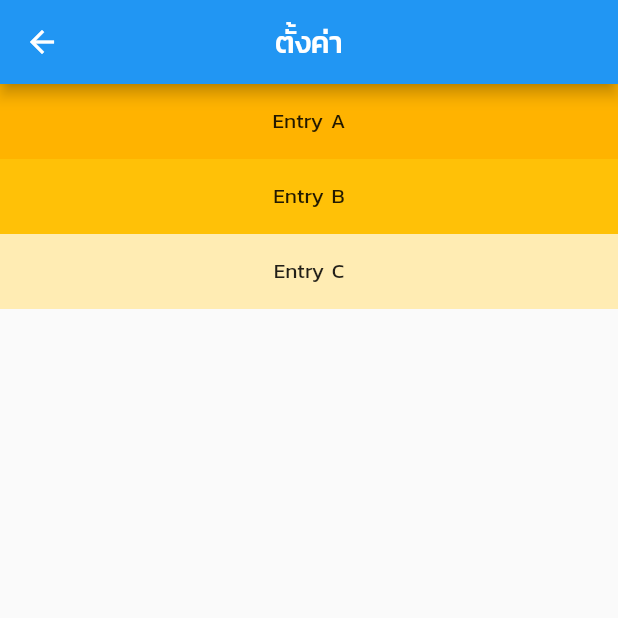
After one commit to Manneaber/Essistant, a Flutter app: the SettingRoute screen opened directly, on a phone screen of 412 x 824 dp, the top half of it. The commit adds this screen. Run offline on Flutter 3.47's test engine with Material 2 defaults, Android fonts, the phone set to English and light mode, and no system bars; our stand-ins replace charts_flutter, sqflite; accounts and stored records are empty.

Commit message:
เพิ่มหน้า search,setting

```diff
--- /dev/null
+++ b/lib/routes/setting_route.dart
@@ -0,0 +1,33 @@
+import 'package:flutter/cupertino.dart';
+import 'package:flutter/material.dart';
+
+class SettingRoute extends StatelessWidget {
+  @override
+  Widget build(BuildContext context) {
+    return Scaffold(
+      appBar: AppBar(
+        title: Text("ตั้งค่า"),
+        centerTitle: true,
+      ),
+      body: ListView(
+        children: <Widget>[
+          Container(
+            height: 50,
+            color: Colors.amber[600],
+            child: const Center(child: Text('Entry A')),
+          ),
+          Container(
+            height: 50,
+            color: Colors.amber[500],
+            child: const Center(child: Text('Entry B')),
+          ),
+          Container(
+            height: 50,
+            color: Colors.amber[100],
+            child: const Center(child: Text('Entry C')),
+          ),
+        ],
+      ),
+    );
+  }
+}
```
Also changed, not shown: lib/routes/calenda_route.dart (added, +18 -0 lines), lib/routes/main_view.dart (+11 -6 lines), lib/routes/search_route.dart (added, +66 -0 lines).
